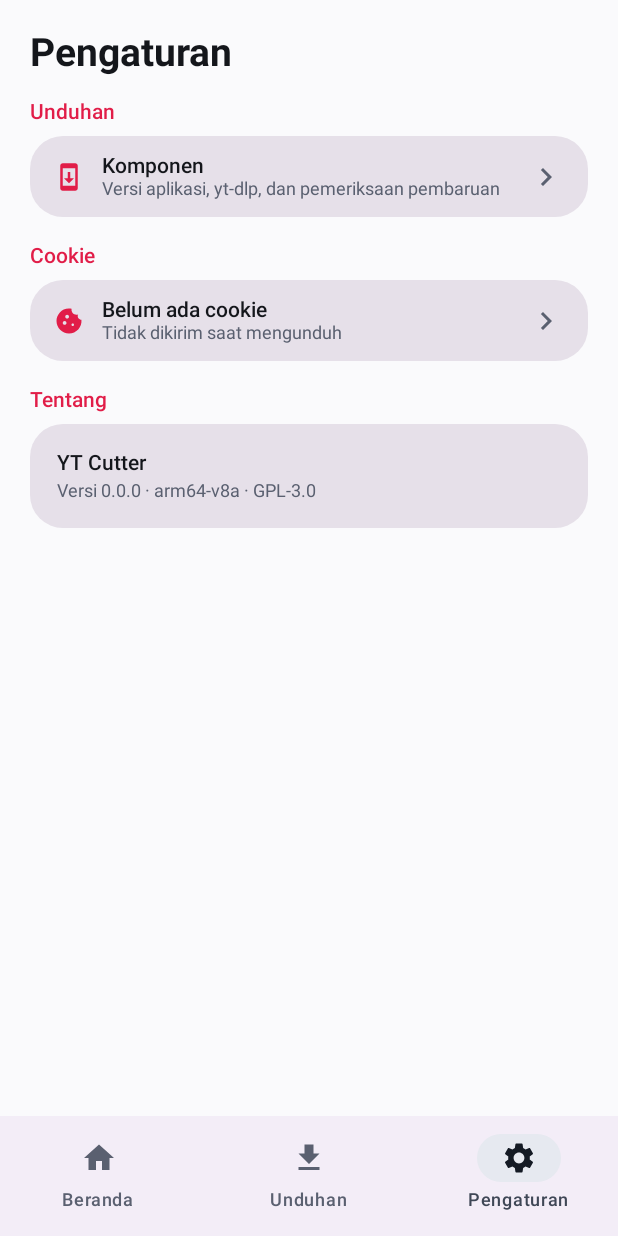
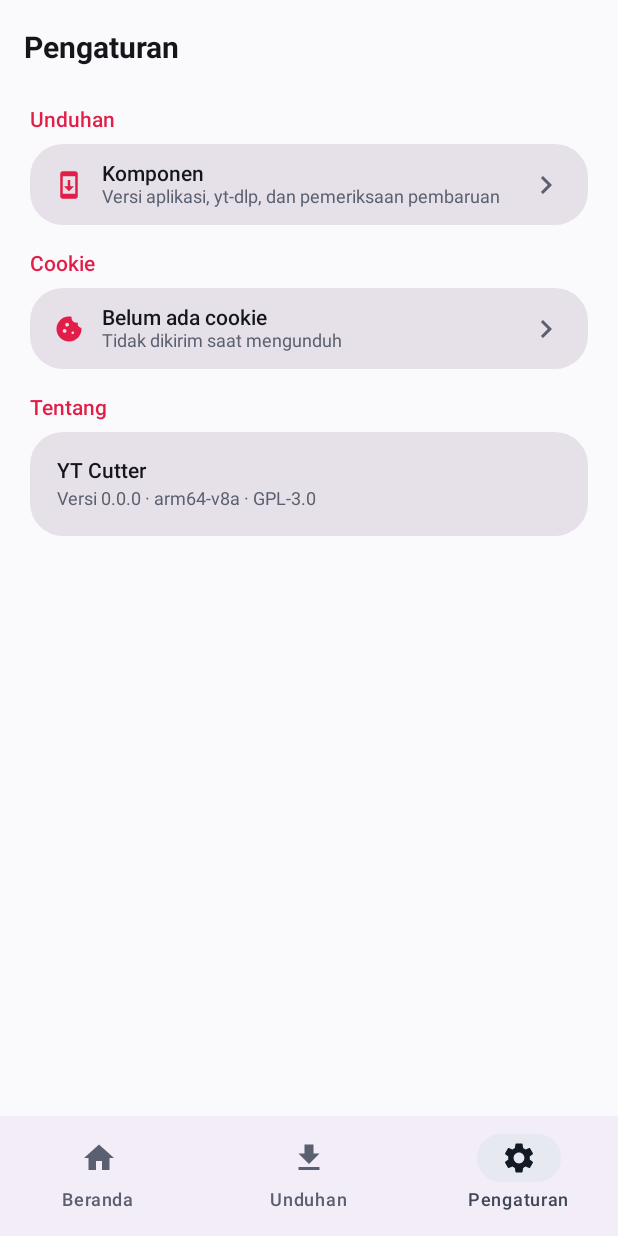
Before and after one commit to Michelle-Mission/ytcutter, an Android app built with Jetpack Compose: the DownloadsRoute screen opened through its navigation route, item 3 of the bottom bar chosen, on a phone screen of 412 x 824 dp. Run offline under Robolectric (Android 15) with nearby library versions, the phone set to English and light mode, and no system bars; libraries missing offline, so code that uses them is left out: com.yausername.ffmpeg, com.yausername.youtubedl_android; pictures from the network do not load.

Commit message:
fix(ui): semua halaman pakai TopAppBar sama, judul bold seragam, konten 8dp di bawah bar; 1.0.1

```diff
--- a/app/build.gradle.kts
+++ b/app/build.gradle.kts
@@ -14,8 +14,8 @@ android {
         applicationId = "app.ytcutter"
         minSdk = 29
         targetSdk = 36
-        versionCode = 16
-        versionName = "1.0.0"
+        versionCode = 17
+        versionName = "1.0.1"
         ndk {
             abiFilters += "arm64-v8a"
         }
--- a/core/designsystem/src/main/java/app/ytcutter/core/designsystem/Components.kt
+++ b/core/designsystem/src/main/java/app/ytcutter/core/designsystem/Components.kt
@@ -40,30 +40,6 @@ object Spacing {
     val xl: Dp = 20.dp
     val xxl: Dp = 24.dp
     val card: Dp = 18.dp
-}
-
-@Composable
-fun ScreenHeader(
-    title: String,
-    subtitle: String? = null,
-    horizontalPadding: Dp = Spacing.xl,
-    modifier: Modifier = Modifier
-) {
-    Column(
-        modifier = modifier
-            .fillMaxWidth()
-            .padding(start = horizontalPadding, end = horizontalPadding, top = Spacing.xl, bottom = Spacing.lg)
-    ) {
-        Text(title, style = MaterialTheme.typography.headlineSmall)
-        if (subtitle != null) {
-            Spacer(Modifier.height(Spacing.xs))
-            Text(
-                subtitle,
-                style = MaterialTheme.typography.bodySmall,
-                color = MaterialTheme.colorScheme.onSurfaceVariant
-            )
-        }
-    }
 }
 
 @OptIn(ExperimentalMaterial3Api::class)
--- a/core/designsystem/src/main/java/app/ytcutter/core/designsystem/theme/Theme.kt
+++ b/core/designsystem/src/main/java/app/ytcutter/core/designsystem/theme/Theme.kt
@@ -62,7 +62,7 @@ private val Dark = darkColorScheme(
 
 private val AppTypography = Typography(
     headlineSmall = TextStyle(fontSize = 26.sp, lineHeight = 32.sp, fontWeight = FontWeight.Bold),
-    titleLarge = TextStyle(fontSize = 20.sp, lineHeight = 26.sp, fontWeight = FontWeight.SemiBold),
+    titleLarge = TextStyle(fontSize = 20.sp, lineHeight = 26.sp, fontWeight = FontWeight.Bold),
     titleMedium = TextStyle(fontSize = 16.sp, lineHeight = 22.sp, fontWeight = FontWeight.SemiBold),
     titleSmall = TextStyle(fontSize = 14.sp, lineHeight = 20.sp, fontWeight = FontWeight.SemiBold),
     bodyLarge = TextStyle(fontSize = 15.sp, lineHeight = 22.sp),
--- a/feature/cookies/src/main/java/app/ytcutter/feature/cookies/CookieScreen.kt
+++ b/feature/cookies/src/main/java/app/ytcutter/feature/cookies/CookieScreen.kt
@@ -159,6 +159,7 @@ fun CookieScreen(onBack: () -> Unit) {
                 .fillMaxSize()
                 .padding(padding)
                 .padding(horizontal = 20.dp)
+                .padding(top = 8.dp)
                 .verticalScroll(rememberScrollState())
         ) {
             Row(verticalAlignment = Alignment.CenterVertically, modifier = Modifier.fillMaxWidth()) {
--- a/feature/downloads/src/main/java/app/ytcutter/feature/downloads/DownloadsScreen.kt
+++ b/feature/downloads/src/main/java/app/ytcutter/feature/downloads/DownloadsScreen.kt
@@ -1,6 +1,6 @@
 package app.ytcutter.feature.downloads
 
-import app.ytcutter.core.designsystem.ScreenHeader
+import app.ytcutter.core.designsystem.ScreenScaffold
 import androidx.compose.foundation.layout.Arrangement
 import androidx.compose.foundation.layout.Column
 import androidx.compose.foundation.layout.PaddingValues
@@ -49,16 +49,19 @@ fun DownloadsScreen(
     onOpen: (DownloadRow) -> Unit,
     onShare: (DownloadRow) -> Unit
 ) {
+    ScreenScaffold(title = "Unduhan") { padding ->
         Column(
             modifier = Modifier
                 .fillMaxSize()
+                .padding(padding)
                 .padding(horizontal = 20.dp)
         ) {
-        ScreenHeader(
-            title = "Unduhan",
-            subtitle = "Hasil disimpan di galeri: Movies/YT Cutter (audio: Music/YT Cutter)",
-            horizontalPadding = 0.dp
+            Text(
+                "Hasil disimpan di galeri: Movies/YT Cutter (audio: Music/YT Cutter)",
+                style = MaterialTheme.typography.bodySmall,
+                color = MaterialTheme.colorScheme.onSurfaceVariant
             )
+            Spacer(Modifier.height(12.dp))
 
         if (rows.isEmpty()) {
             EmptyDownloads()
@@ -77,6 +80,7 @@ fun DownloadsScreen(
                         onOpen = { onOpen(row) },
                         onShare = { onShare(row) }
                     )
+                }
             }
         }
         }
--- a/feature/home/src/main/java/app/ytcutter/feature/home/HomeScreen.kt
+++ b/feature/home/src/main/java/app/ytcutter/feature/home/HomeScreen.kt
@@ -58,7 +58,7 @@ import androidx.compose.ui.unit.dp
 import app.ytcutter.core.common.TimeCode
 import app.ytcutter.core.designsystem.ShimmerBox
 import app.ytcutter.core.data.VideoInfo
-import app.ytcutter.core.designsystem.ScreenHeader
+import app.ytcutter.core.designsystem.ScreenScaffold
 import coil3.compose.AsyncImage
 
 sealed interface HomeState {
@@ -82,18 +82,21 @@ fun HomeScreen(
     var text by remember { mutableStateOf("") }
     val loading = state is HomeState.Loading
 
+    ScreenScaffold(title = "YT Cutter") { padding ->
         Column(
             modifier = Modifier
                 .fillMaxSize()
+                .padding(padding)
                 .verticalScroll(rememberScrollState())
                 .padding(horizontal = 20.dp)
-            .padding(bottom = 24.dp)
+                .padding(top = 8.dp, bottom = 24.dp)
         ) {
-        ScreenHeader(
-            title = "YT Cutter",
-            subtitle = "Potong video YouTube tanpa unduh penuh",
-            horizontalPadding = 0.dp
+            Text(
+                "Potong video YouTube tanpa unduh penuh",
+                style = MaterialTheme.typography.bodySmall,
+                color = MaterialTheme.colorScheme.onSurfaceVariant
             )
+            Spacer(Modifier.height(12.dp))
 
             OutlinedTextField(
             value = text,
@@ -194,7 +197,7 @@ fun HomeScreen(
                     shape = MaterialTheme.shapes.large,
                     modifier = Modifier.fillMaxWidth()
                 ) {
-                    Row(Modifier.padding(20.dp)) {
+                    Row(Modifier.padding(18.dp)) {
                         Icon(
                             Icons.Default.ErrorOutline,
                             contentDescription = null,
@@ -218,6 +221,7 @@ fun HomeScreen(
                 }
 
                 is HomeState.Loaded -> VideoCard(current.info, onChooseFormat)
+            }
         }
         }
     }
--- a/feature/settings/src/main/java/app/ytcutter/feature/settings/ComponentsScreen.kt
+++ b/feature/settings/src/main/java/app/ytcutter/feature/settings/ComponentsScreen.kt
@@ -59,7 +59,8 @@ fun ComponentsScreen(
                 .fillMaxSize()
                 .padding(padding)
                 .verticalScroll(rememberScrollState())
-                .padding(20.dp),
+                .padding(horizontal = 20.dp)
+                .padding(top = 8.dp, bottom = 24.dp),
             verticalArrangement = Arrangement.spacedBy(12.dp)
         ) {
             Text(
@@ -144,7 +145,8 @@ fun AboutScreen(appVersion: String, onBack: () -> Unit) {
                 .fillMaxSize()
                 .padding(padding)
                 .verticalScroll(rememberScrollState())
-                .padding(20.dp),
+                .padding(horizontal = 20.dp)
+                .padding(top = 8.dp, bottom = 24.dp),
             verticalArrangement = Arrangement.spacedBy(12.dp)
         ) {
             Text("YT Cutter", style = MaterialTheme.typography.headlineSmall)
--- a/feature/settings/src/main/java/app/ytcutter/feature/settings/SettingsScreen.kt
+++ b/feature/settings/src/main/java/app/ytcutter/feature/settings/SettingsScreen.kt
@@ -22,7 +22,7 @@ import androidx.compose.material3.Icon
 import androidx.compose.material3.MaterialTheme
 import androidx.compose.material3.Text
 import androidx.compose.material3.TextButton
-import app.ytcutter.core.designsystem.ScreenHeader
+import app.ytcutter.core.designsystem.ScreenScaffold
 import app.ytcutter.core.designsystem.SectionHeader
 import app.ytcutter.core.designsystem.SettingsRow
 import app.ytcutter.core.designsystem.UpdateBanner
@@ -64,18 +64,15 @@ fun SettingsScreen(
     val lastCrash = remember { CrashLog.last(context) }
     var crashVisible by remember { mutableStateOf(lastCrash != null) }
 
+    ScreenScaffold(title = "Pengaturan") { padding ->
         Column(
             modifier = Modifier
                 .fillMaxSize()
+                .padding(padding)
                 .verticalScroll(rememberScrollState())
                 .padding(horizontal = 20.dp)
-            .padding(bottom = 24.dp)
+                .padding(top = 8.dp, bottom = 24.dp)
         ) {
-        ScreenHeader(
-            title = "Pengaturan",
-            horizontalPadding = 0.dp
-        )
-
         if (updateVersion != null) {
             UpdateBanner(
                 version = updateVersion,
@@ -170,6 +167,7 @@ fun SettingsScreen(
         }
         }
     }
+}
 
 @Composable
 private fun CategoryLabel(text: String) = SectionHeader(text)
```
Also changed, not shown: 1 other file. Lines whose indentation alone changed are shown as unchanged.
